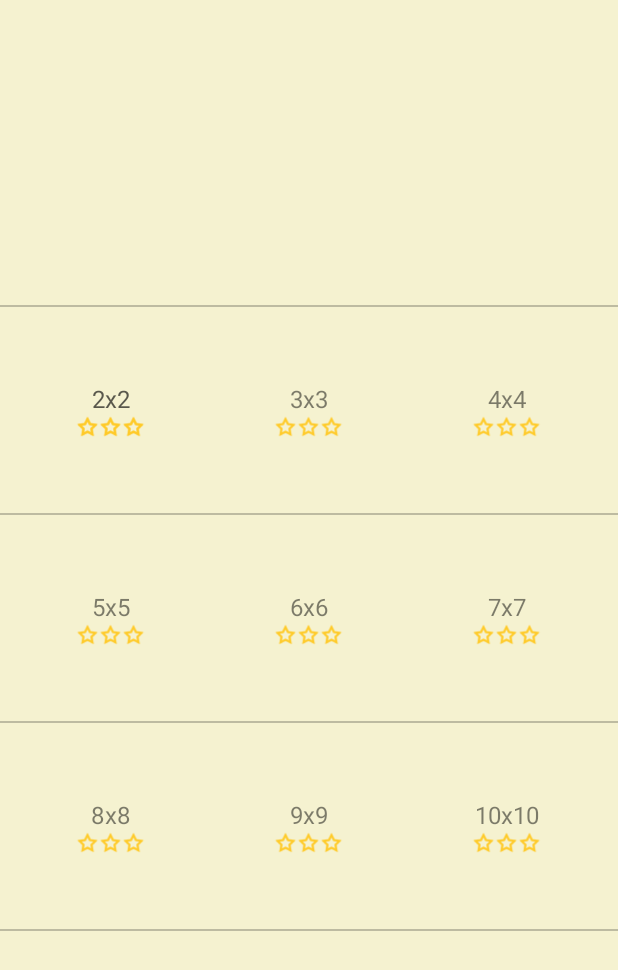
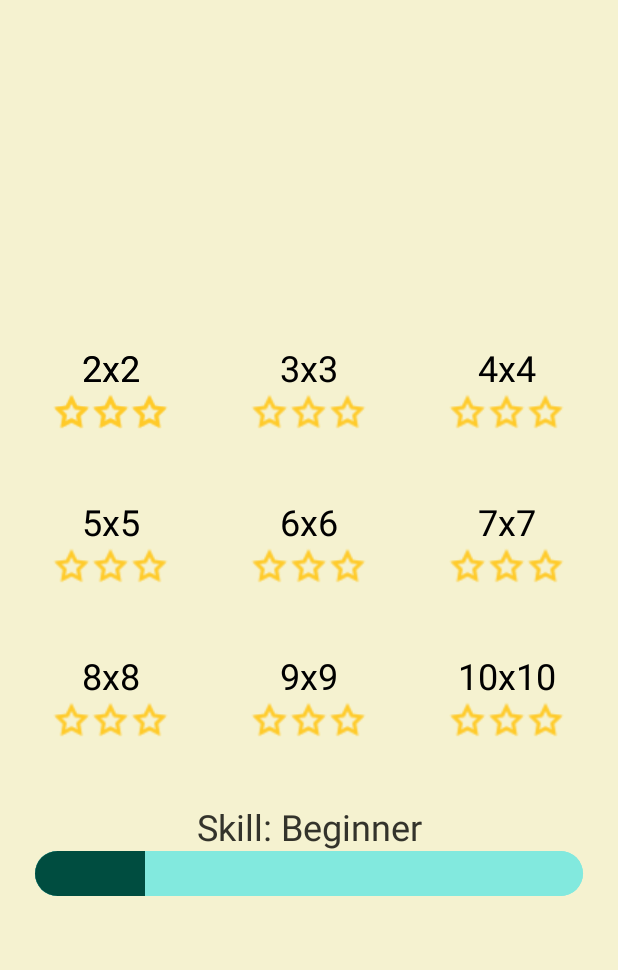
Before and after one commit to hogeleka/lights_out_android, an Android app: the screen it shows after launch (NewLevelSelectorActivity), after a tap on "PLAY", on a phone screen of 412 x 824 dp. Shown: the top 970 px of the screen. Run offline under Robolectric (Android 15) with nearby library versions, the light colour scheme and no system bars; 1 statement that could not run was skipped.

Commit message:
some clean up on level selector activity

```diff
--- a/app/build.gradle
+++ b/app/build.gradle
@@ -4,7 +4,7 @@ android {
     compileSdkVersion 28
     defaultConfig {
         applicationId "com.algorithmandblues.lightsout"
-        minSdkVersion 16
+        minSdkVersion 17
         targetSdkVersion 28
         versionCode 1
         versionName "1.0"
--- a/app/src/main/java/com/algorithmandblues/lightsout/NewLevelSelectorActivity.java
+++ b/app/src/main/java/com/algorithmandblues/lightsout/NewLevelSelectorActivity.java
@@ -2,8 +2,9 @@ package com.algorithmandblues.lightsout;
 
 import android.app.AlertDialog;
 import android.content.Context;
-import android.content.DialogInterface;
 import android.content.Intent;
+import android.graphics.Color;
+import android.graphics.PorterDuff;
 import android.os.Build;
 import android.support.annotation.RequiresApi;
 import android.support.v7.app.AppCompatActivity;
@@ -18,6 +19,7 @@ import android.view.ViewGroup;
 import android.view.WindowManager;
 import android.widget.ImageView;
 import android.widget.LinearLayout;
+import android.widget.ProgressBar;
 import android.widget.RelativeLayout;
 import android.widget.TabHost;
 import android.widget.TextView;
@@ -40,10 +42,19 @@ public class NewLevelSelectorActivity extends AppCompatActivity {
 
     int nextLevelToUnlock;
 
-    private static final int STAR_IMAGE_SIZE_PX = 15;
+    private static final int STAR_IMAGE_SIZE_PX = 26;
     private static final int TABLE_ROW_MARGIN_HORIZONTAL = 8;
     private static final int INDIVIDUAL_LEVEL_CELL_PADDING = 10;
-    private static final int TEXT_SIZE = 16;
+    private static final int TEXT_SIZE = 24;
+    private static final int PROGRESS_BAR_HORIZONTAL_PADDING = 15;
+
+    //stars need to be divided equally over 3 and each cell (dimension) also needs to be divided equally over parent width into 3
+    private static final float ONE_THIRD = (float) 0.33;
+    private static final float ENABLED_LEVEL_ALPHA = (float) 1.0;
+    private static final float DISABLED_LEVEL_ALPHA = (float) 0.4;
+
+    private static int tabUnderlinedColor;
+
 
     private static final String TAG = NewLevelSelectorActivity.class.getSimpleName();
 
@@ -56,14 +67,27 @@ public class NewLevelSelectorActivity extends AppCompatActivity {
         databaseHelper = DatabaseHelper.getInstance(getApplicationContext());
         levelDBHandler = LevelDBHandler.getInstance(databaseHelper);
         gameDataObjectDBHandler = GameDataObjectDBHandler.getInstance(databaseHelper);
+
         List<Level> arcadeLevels = levelDBHandler.fetchLevelsForGameMode(GameMode.ARCADE);
         List<Level> classicLevels = levelDBHandler.fetchLevelsForGameMode(GameMode.CLASSIC);
+
+        tabUnderlinedColor = getResources().getColor(R.color.bulb_off_color);
+
         arcadeLevelMap = getHashMapForLevels(arcadeLevels);
         classicLevelMap = getHashMapForLevels(classicLevels);
+
         nextLevelToUnlock = calculateNextLevelToUnlock(arcadeLevelMap);
+
         arcadeModeGrid = findViewById(R.id.arcadeTab);
         classicModeGrid = findViewById(R.id.classicTab);
         tabHost = findViewById(R.id.tabhost);
+        setUpTabHost();
+        selectedGameMode = GameMode.ARCADE;
+
+    }
+
+    @RequiresApi(api = Build.VERSION_CODES.JELLY_BEAN_MR1)
+    private void setUpTabHost() {
         tabHost.setup();
         TabHost.TabSpec spec = tabHost.newTabSpec(String.valueOf(GameMode.ARCADE));
         spec.setContent(R.id.arcadeTab);
@@ -75,21 +99,26 @@ public class NewLevelSelectorActivity extends AppCompatActivity {
         tabHost.addTab(spec);
         prepareTableForGameMode(arcadeModeGrid, GameMode.ARCADE);
         prepareTableForGameMode(classicModeGrid, GameMode.CLASSIC);
-        selectedGameMode = GameMode.ARCADE;
 
-        tabHost.setOnTabChangedListener(new TabHost.OnTabChangeListener() {
-            @Override
-            public void onTabChanged(String arg0) {
-                Log.d(TAG, "Im currently in tab with index: " + tabHost.getCurrentTab());
-                selectedGameMode = Integer.parseInt(arg0) == GameMode.ARCADE ? GameMode.ARCADE : GameMode.CLASSIC;
-                Log.d(TAG, "Switched tabs to : " + selectedGameMode);
-            }
+        //set for the initial loading of the activity
+        tabHost.getTabWidget().getChildAt(tabHost.getCurrentTab()).getBackground().setColorFilter(
+                tabUnderlinedColor, PorterDuff.Mode.MULTIPLY
+        );
+
+        tabHost.setOnTabChangedListener(arg0 -> {
+            Log.d(TAG, "currently in tab with index: " + tabHost.getCurrentTab());
+            selectedGameMode = Integer.parseInt(arg0) == GameMode.ARCADE ? GameMode.ARCADE : GameMode.CLASSIC;
+            Log.d(TAG, "Switched tabs to : " + selectedGameMode);
+            tabHost.getTabWidget().getChildAt(tabHost.getCurrentTab()).getBackground().setColorFilter(
+                   tabUnderlinedColor, PorterDuff.Mode.MULTIPLY
+            );
         });
+
+
 
     }
 
     private int calculateNextLevelToUnlock(Map<Integer, Level> levelMap) {
-        //start looping from 3 bc 2 is always unlocked!
         for (int i = DatabaseConstants.MIN_DIMENSION; i < DatabaseConstants.MAX_DIMENSION; i++) {
             if (levelMap.get(i).getNumberOfStars() == 0) {
                 return i;
@@ -114,28 +143,25 @@ public class NewLevelSelectorActivity extends AppCompatActivity {
         return map;
     }
 
+
     @RequiresApi(api = Build.VERSION_CODES.JELLY_BEAN_MR1)
     private void prepareTableForGameMode(LinearLayout t1, int gameMode) {
         Map<Integer, Level> mapToUse = gameMode == GameMode.ARCADE ? arcadeLevelMap : classicLevelMap;
         int dimension = DatabaseConstants.MIN_DIMENSION;
-        int tableDimensions = 3;
-        DisplayMetrics displayMetrics = new DisplayMetrics();
-        WindowManager windowManager = (WindowManager) getApplicationContext().getSystemService(Context.WINDOW_SERVICE);
-        windowManager.getDefaultDisplay().getMetrics(displayMetrics);
-        int width = displayMetrics.widthPixels;
-        int rowHeight = width / 3;
+        int tableDimensions = 3; //3 rows and 3 columns for board sizes
+        int rowHeight = useDisplayMetricsToCalculateRowHeight();
+        LinearLayout.LayoutParams layoutParams = getLayoutParams(rowHeight);
+
         for (int i = 0; i < tableDimensions; i++) {
             LinearLayout tr = new LinearLayout(this);
+            //set table row orientation and other layout parameters
             tr.setOrientation(LinearLayout.HORIZONTAL);
-
-
-            LinearLayout.LayoutParams layoutParams = new LinearLayout.LayoutParams(ViewGroup.LayoutParams.MATCH_PARENT, rowHeight);
-            layoutParams.leftMargin = convertIntValueToAppropriatePixelValueForScreenSize(TABLE_ROW_MARGIN_HORIZONTAL);
-            layoutParams.rightMargin = convertIntValueToAppropriatePixelValueForScreenSize(TABLE_ROW_MARGIN_HORIZONTAL);
             tr.setLayoutParams(layoutParams);
             tr.setGravity(Gravity.CENTER);
-            RelativeLayout separator = new RelativeLayout(new ContextThemeWrapper(this,R.style.Divider));
-            t1.addView(separator);
+            //add separator
+//            RelativeLayout separator = new RelativeLayout(new ContextThemeWrapper(this,R.style.Divider));
+//            t1.addView(separator);
+            //add each column of table
             for (int j = 0; j < tableDimensions; j++) {
                 LinearLayout linearLayout = prepareLinearLayoutForGameModeAndLevel(mapToUse.get(dimension));
                 tr.addView(linearLayout);
@@ -143,53 +169,134 @@ public class NewLevelSelectorActivity extends AppCompatActivity {
             }
             t1.addView(tr);
         }
-        RelativeLayout separator = new RelativeLayout(new ContextThemeWrapper(this,R.style.Divider));
-        t1.addView(separator);
+        //add separator
+//        RelativeLayout separator = new RelativeLayout(new ContextThemeWrapper(this,R.style.Divider));
+//        t1.addView(separator);
+        //progress bar at the end as last row
+        LinearLayout tableRow = getLastRowShowingStatusAndProgressBar(layoutParams, nextLevelToUnlock);
+        t1.addView(tableRow);
+    }
+
+    @RequiresApi(api = Build.VERSION_CODES.JELLY_BEAN_MR1)
+    private LinearLayout getLastRowShowingStatusAndProgressBar(LinearLayout.LayoutParams layoutParams, int nextLevelToUnlock) {
+        LinearLayout tr = new LinearLayout(this);
+        tr.setOrientation(LinearLayout.VERTICAL);
+        tr.setLayoutParams(layoutParams);
+        tr.setGravity(Gravity.CENTER);
+        TextView textView = getTextViewDisplayForLevel(nextLevelToUnlock);
+        ProgressBar progressBar = getUserProgressBar();
+        tr.addView(textView);
+        tr.addView(progressBar);
+        return tr;
+    }
+
+    private LinearLayout.LayoutParams getLayoutParams(int rowHeight) {
+        LinearLayout.LayoutParams layoutParams = new LinearLayout.LayoutParams(ViewGroup.LayoutParams.MATCH_PARENT, rowHeight);
+        layoutParams.leftMargin = convertIntValueToAppropriatePixelValueForScreenSize(TABLE_ROW_MARGIN_HORIZONTAL);
+        layoutParams.rightMargin = convertIntValueToAppropriatePixelValueForScreenSize(TABLE_ROW_MARGIN_HORIZONTAL);
+        return layoutParams;
+    }
+
+    private int useDisplayMetricsToCalculateRowHeight() {
+        DisplayMetrics displayMetrics = new DisplayMetrics();
+        WindowManager windowManager = (WindowManager) getApplicationContext().getSystemService(Context.WINDOW_SERVICE);
+        windowManager.getDefaultDisplay().getMetrics(displayMetrics);
+        //we are dividinng screenwidth by 4 for the level chooser;
+        return displayMetrics.widthPixels / 4;
+    }
+
+    @RequiresApi(api = Build.VERSION_CODES.JELLY_BEAN_MR1)
+    private TextView getTextViewDisplayForLevel(int nextLevelToUnlock) {
+        TextView textView = new TextView(this);
+        textView.setTextAlignment(View.TEXT_ALIGNMENT_CENTER);
+        String levelTitle = getTextToDisplayForUserProgress(nextLevelToUnlock);
+        textView.setText(levelTitle);
+        textView.setTextSize(TypedValue.COMPLEX_UNIT_SP, TEXT_SIZE);
+        return textView;
+
+    }
+
+    private String getTextToDisplayForUserProgress(int nextLevelToUnlock) {
+        //TODO: fix this to be the strings we decide
+        return "Skill: Beginner";
+    }
+
+    private ProgressBar getUserProgressBar() {
+        ProgressBar progressBar = new ProgressBar(this, null, android.R.attr.progressBarStyleHorizontal);
+        progressBar.setLayoutParams(new LinearLayout.LayoutParams(ViewGroup.LayoutParams.MATCH_PARENT, ViewGroup.LayoutParams.WRAP_CONTENT));
+        progressBar.setProgressDrawable(getResources().getDrawable(R.drawable.customprogressbarstyle));
+        int horizontalPadding = convertIntValueToAppropriatePixelValueForScreenSize(PROGRESS_BAR_HORIZONTAL_PADDING);
+        progressBar.setPadding(horizontalPadding, 0, horizontalPadding, 0);
+        int progress = (int) (((double) nextLevelToUnlock / DatabaseConstants.MAX_DIMENSION) * 100);
+
+        progressBar.setProgress(progress);
+        Log.d(TAG, "progress: " + progressBar.getProgress());
+        return progressBar;
+
     }
 
     @RequiresApi(api = Build.VERSION_CODES.JELLY_BEAN_MR1)
     private LinearLayout prepareLinearLayoutForGameModeAndLevel(Level level) {
-        LinearLayout linearLayout = new LinearLayout(this);
-        linearLayout.setOrientation(LinearLayout.VERTICAL);
-        LinearLayout.LayoutParams layoutParams = new LinearLayout.LayoutParams(0, LinearLayout.LayoutParams.MATCH_PARENT, (float) 0.33);
-        linearLayout.setLayoutParams(layoutParams);
-        linearLayout.setGravity(Gravity.CENTER);
+        LinearLayout linearLayout = getParentLinearLayoutWithParams();
         boolean isLevelEnabled = checkIfEnabled(level);
+
         linearLayout.setEnabled(isLevelEnabled);
         linearLayout.setClickable(isLevelEnabled);
-        TextView textView = new TextView(this);
-        textView.setTextAlignment(View.TEXT_ALIGNMENT_CENTER);
-        textView.setTextSize(TypedValue.COMPLEX_UNIT_SP, TEXT_SIZE);
-        textView.setTextColor(getResources().getColor(R.color.black_overlay));
-        String label = String.format(getString(R.string.level_chooser_button_label), level.getDimension(), level.getDimension());
-        textView.setText(label);
+
+        TextView textView = getTextViewForCurrentLabelChooser(level);
+        LinearLayout rowOfStars = getRowOfStarsLayoutForCurrentLevel(level);
+        linearLayout.addView(textView);
+        linearLayout.addView(rowOfStars);
+
+        //other formatting for the layout
+        int cellPadding = convertIntValueToAppropriatePixelValueForScreenSize(INDIVIDUAL_LEVEL_CELL_PADDING);
+        linearLayout.setPadding(cellPadding, cellPadding, cellPadding, cellPadding);
+        TypedValue outValue = new TypedValue();
+        getApplicationContext().getTheme().resolveAttribute(android.R.attr.selectableItemBackground, outValue, true);
+        linearLayout.setBackgroundResource(outValue.resourceId);
+        linearLayout.setOnClickListener(v -> {
+            Log.d(TAG, "tried to click on level: " + level.toString());
+            selectLevelLabel(level.getDimension());
+        });
+
+        linearLayout.setAlpha(isLevelEnabled ? ENABLED_LEVEL_ALPHA : DISABLED_LEVEL_ALPHA);
+        return linearLayout;
+    }
+
+    private LinearLayout getRowOfStarsLayoutForCurrentLevel(Level level) {
         LinearLayout rowOfStars = new LinearLayout(this);
         rowOfStars.setOrientation(LinearLayout.HORIZONTAL);
         rowOfStars.setGravity(Gravity.CENTER);
+
+        //three stars per row
         for (int i = 1; i <= 3; i++) {
             ImageView starImage = new ImageView(this);
-            starImage.setLayoutParams(new LinearLayout.LayoutParams(0, ViewGroup.LayoutParams.WRAP_CONTENT, (float) 0.33));
+            starImage.setLayoutParams(new LinearLayout.LayoutParams(0, ViewGroup.LayoutParams.WRAP_CONTENT, ONE_THIRD));
             starImage.setBackground( i <= level.getNumberOfStars() ? getResources().getDrawable(R.drawable.starfilled) : getResources().getDrawable(R.drawable.staroutline));
             int imageSize = convertIntValueToAppropriatePixelValueForScreenSize(STAR_IMAGE_SIZE_PX);
             starImage.setLayoutParams(new LinearLayout.LayoutParams(imageSize, imageSize));
             rowOfStars.addView(starImage);
         }
-        linearLayout.addView(textView);
-        linearLayout.addView(rowOfStars);
-        int cellPadding = convertIntValueToAppropriatePixelValueForScreenSize(INDIVIDUAL_LEVEL_CELL_PADDING);
-        linearLayout.setPadding(cellPadding, cellPadding, cellPadding, cellPadding);
-        TypedValue outValue = new TypedValue();
-        getApplicationContext().getTheme().resolveAttribute(android.R.attr.selectableItemBackground, outValue, true);
-        linearLayout.setBackgroundResource(outValue.resourceId);
-        linearLayout.setOnClickListener(new View.OnClickListener() {
-            @Override
-            public void onClick(View v) {
-                Log.d(TAG, "tried to click on level: " + level.toString());
-                selectLevelLabel(level.getDimension());
+        return rowOfStars;
+    }
 
-            }
-        });
-        linearLayout.setAlpha(isLevelEnabled ? (float) 1.0 : (float) 0.4);
+    @RequiresApi(api = Build.VERSION_CODES.JELLY_BEAN_MR1)
+    private TextView getTextViewForCurrentLabelChooser(Level level) {
+        TextView textView = new TextView(this);
+        textView.setTextAlignment(View.TEXT_ALIGNMENT_CENTER);
+        textView.setTextSize(TypedValue.COMPLEX_UNIT_SP, TEXT_SIZE);
+        textView.setTextColor(Color.BLACK);
+        String label = String.format(getString(R.string.level_chooser_button_label), level.getDimension(), level.getDimension());
+        textView.setText(label);
+        return textView;
+    }
+
+    private LinearLayout getParentLinearLayoutWithParams() {
+        LinearLayout linearLayout = new LinearLayout(this);
+        linearLayout.setOrientation(LinearLayout.VERTICAL);
+        LinearLayout.LayoutParams layoutParams = new LinearLayout.LayoutParams(0, LinearLayout.LayoutParams.MATCH_PARENT, ONE_THIRD);
+        linearLayout.setLayoutParams(layoutParams);
+        linearLayout.setGravity(Gravity.CENTER);
         return linearLayout;
     }
 
@@ -220,19 +327,12 @@ public class NewLevelSelectorActivity extends AppCompatActivity {
         builder.setTitle(getString(R.string.level_picker_resume_or_restart_title))
                 .setMessage(String.format(getString(R.string.level_picker_resume_or_restart_message_prompt), dimension, dimension))
                 .setCancelable(true)
-                .setPositiveButton(getString(R.string.yes), new DialogInterface.OnClickListener() {
-                    @Override
-                    public void onClick(DialogInterface dialog, int which) {
-                        goToNewGameActivity(dimension, true, setRandomStateFlag);
-                    }
+                .setPositiveButton(getString(R.string.yes), (dialog, which) -> {
+                    goToNewGameActivity(dimension, true, setRandomStateFlag);
                 })
-                .setNegativeButton(getString(R.string.restart_new_game), new DialogInterface.OnClickListener() {
-                    @Override
-                    public void onClick(DialogInterface dialog, int which) {
-                        goToNewGameActivity(dimension, false, setRandomStateFlag);
-                    }
+                .setNegativeButton(getString(R.string.restart_new_game), (dialog, which) -> {
+                    goToNewGameActivity(dimension, false, setRandomStateFlag);
                 });
-        //Creating dialog box
         AlertDialog dialog  = builder.create();
         dialog.show();
     }
--- /dev/null
+++ b/app/src/main/res/drawable/customprogressbarstyle.xml
@@ -0,0 +1,20 @@
+<?xml version="1.0" encoding="utf-8"?>
+<layer-list xmlns:android="http://schemas.android.com/apk/res/android">
+    <item android:id="@android:id/background">
+        <shape>
+            <solid android:color="@color/bulb_on_color" />
+            <corners android:radius="20dp"/>
+            <size android:height="30dp"/>
+        </shape>
+    </item>
+    <item
+        android:id="@android:id/progress">
+        <clip>
+            <shape>
+                <solid android:color="@color/progress_bar_fill" />
+                <corners android:radius="20dp"/>
+                <size android:height="30dp"/>
+            </shape>
+        </clip>
+    </item>
+</layer-list>
--- a/app/src/main/res/values/colors.xml
+++ b/app/src/main/res/values/colors.xml
@@ -11,15 +11,6 @@
     <color name="hint_border_color">#0d47a1</color>
     <color name="background_color">#f5f2d0</color>
     <color name="navigation_bar_color">#004D40</color>
-
-
-<!--    <color name="background_color">#009688</color>-->
-<!--    <color name="hint_start_color">#ffff52</color>-->
-<!--    <color name="hint_end_color">#c7a500</color>-->
-
-    <!--    Original Background Color-->
-<!--    <color name="background_color">#33b5e5</color>-->
-<!--    <color name="bulb_on_color">#ffff52</color>-->
-<!--    <color name="bulb_off_color">#c7a500</color>-->
+    <color name="progress_bar_fill">#004D40</color>
     <color name="transparent">#00000000</color>
 </resources>
--- a/app/src/main/res/values/styles.xml
+++ b/app/src/main/res/values/styles.xml
@@ -23,4 +23,8 @@
         <item name="android:layout_height">1dp</item>
         <item name="android:background">?android:attr/listDivider</item>
     </style>
+
+<!--    <style name="customprogressbar"-->
+<!--        <item name="android:attr/">-->
+<!--    </style>-->
 </resources>
```
